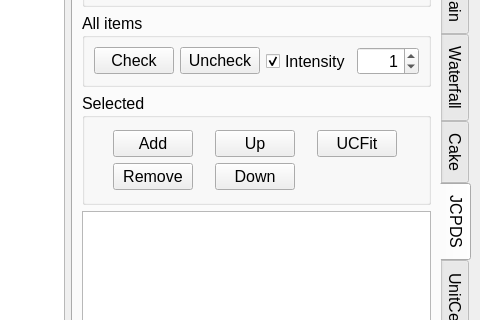
First picture: the form in ui/pkpo-v.ui, repository SHDShim/PeakPo, before the edit; both pictures show x 557 to 1037 and y 116 to 436 of the 1037 by 708 pixel window.
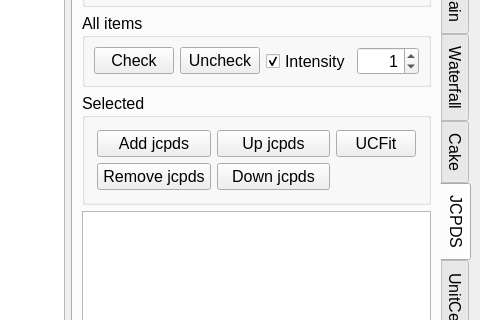
Second picture: the form after the edit. The open tabs and pages were chosen to show the change. Custom widgets are drawn as their Qt base class.

What changed in the file:
```diff
--- a/ui/pkpo-v.ui
+++ b/ui/pkpo-v.ui
@@ -2119,75 +2119,7 @@
            <property name="bottomMargin">
             <number>12</number>
            </property>
-           <item row="1" column="1">
-            <widget class="QPushButton" name="pushButton_MoveDown">
-             <property name="sizePolicy">
-              <sizepolicy hsizetype="Preferred" vsizetype="Fixed">
-               <horstretch>70</horstretch>
-               <verstretch>0</verstretch>
-              </sizepolicy>
-             </property>
-             <property name="minimumSize">
-              <size>
-               <width>80</width>
-               <height>0</height>
-              </size>
-             </property>
-             <property name="maximumSize">
-              <size>
-               <width>80</width>
-               <height>16777215</height>
-              </size>
-             </property>
-             <property name="font">
-              <font>
-               <family>Helvetica</family>
-               <pointsize>12</pointsize>
-               <weight>50</weight>
-               <italic>false</italic>
-               <bold>false</bold>
-              </font>
-             </property>
-             <property name="text">
-              <string>Down</string>
-             </property>
-            </widget>
-           </item>
-           <item row="0" column="0">
-            <widget class="QPushButton" name="pushButton_AddToJlist">
-             <property name="sizePolicy">
-              <sizepolicy hsizetype="Preferred" vsizetype="Fixed">
-               <horstretch>0</horstretch>
-               <verstretch>0</verstretch>
-              </sizepolicy>
-             </property>
-             <property name="minimumSize">
-              <size>
-               <width>70</width>
-               <height>0</height>
-              </size>
-             </property>
-             <property name="maximumSize">
-              <size>
-               <width>80</width>
-               <height>16777215</height>
-              </size>
-             </property>
-             <property name="font">
-              <font>
-               <family>Helvetica</family>
-               <pointsize>12</pointsize>
-               <weight>50</weight>
-               <italic>false</italic>
-               <bold>false</bold>
-              </font>
-             </property>
-             <property name="text">
-              <string>Add</string>
-             </property>
-            </widget>
-           </item>
-           <item row="0" column="2">
+           <item row="2" column="2">
             <widget class="QPushButton" name="pushButton_ExportToUCFit">
              <property name="sizePolicy">
               <sizepolicy hsizetype="Preferred" vsizetype="Fixed">
@@ -2203,7 +2135,7 @@
              </property>
              <property name="maximumSize">
               <size>
-               <width>80</width>
+               <width>16777215</width>
                <height>16777215</height>
               </size>
              </property>
@@ -2212,7 +2144,7 @@
              </property>
             </widget>
            </item>
-           <item row="0" column="1">
+           <item row="2" column="1">
             <widget class="QPushButton" name="pushButton_MoveUp">
              <property name="sizePolicy">
               <sizepolicy hsizetype="Preferred" vsizetype="Fixed">
@@ -2228,7 +2160,7 @@
              </property>
              <property name="maximumSize">
               <size>
-               <width>80</width>
+               <width>16777215</width>
                <height>16777215</height>
               </size>
              </property>
@@ -2242,11 +2174,11 @@
               </font>
              </property>
              <property name="text">
-              <string>Up</string>
+              <string>Up jcpds</string>
              </property>
             </widget>
            </item>
-           <item row="1" column="0">
+           <item row="3" column="0">
             <widget class="QPushButton" name="pushButton_RemoveJCPDS">
              <property name="sizePolicy">
               <sizepolicy hsizetype="Preferred" vsizetype="Fixed">
@@ -2262,7 +2194,41 @@
              </property>
              <property name="maximumSize">
               <size>
+               <width>16777215</width>
+               <height>16777215</height>
+              </size>
+             </property>
+             <property name="font">
+              <font>
+               <family>Helvetica</family>
+               <pointsize>12</pointsize>
+               <weight>50</weight>
+               <italic>false</italic>
+               <bold>false</bold>
+              </font>
+             </property>
+             <property name="text">
+              <string>Remove jcpds</string>
+             </property>
+            </widget>
+           </item>
+           <item row="3" column="1">
+            <widget class="QPushButton" name="pushButton_MoveDown">
+             <property name="sizePolicy">
+              <sizepolicy hsizetype="Preferred" vsizetype="Fixed">
+               <horstretch>70</horstretch>
+               <verstretch>0</verstretch>
+              </sizepolicy>
+             </property>
+             <property name="minimumSize">
+              <size>
                <width>80</width>
+               <height>0</height>
+              </size>
+             </property>
+             <property name="maximumSize">
+              <size>
+               <width>16777215</width>
                <height>16777215</height>
               </size>
              </property>
@@ -2276,7 +2242,41 @@
               </font>
              </property>
              <property name="text">
-              <string>Remove</string>
+              <string>Down jcpds</string>
+             </property>
+            </widget>
+           </item>
+           <item row="2" column="0">
+            <widget class="QPushButton" name="pushButton_AddToJlist">
+             <property name="sizePolicy">
+              <sizepolicy hsizetype="Preferred" vsizetype="Fixed">
+               <horstretch>0</horstretch>
+               <verstretch>0</verstretch>
+              </sizepolicy>
+             </property>
+             <property name="minimumSize">
+              <size>
+               <width>70</width>
+               <height>0</height>
+              </size>
+             </property>
+             <property name="maximumSize">
+              <size>
+               <width>16777215</width>
+               <height>16777215</height>
+              </size>
+             </property>
+             <property name="font">
+              <font>
+               <family>Helvetica</family>
+               <pointsize>12</pointsize>
+               <weight>50</weight>
+               <italic>false</italic>
+               <bold>false</bold>
+              </font>
+             </property>
+             <property name="text">
+              <string>Add jcpds</string>
              </property>
             </widget>
            </item>
```
Left out of the diff: 164 changed lines with no effect on the pictures.
